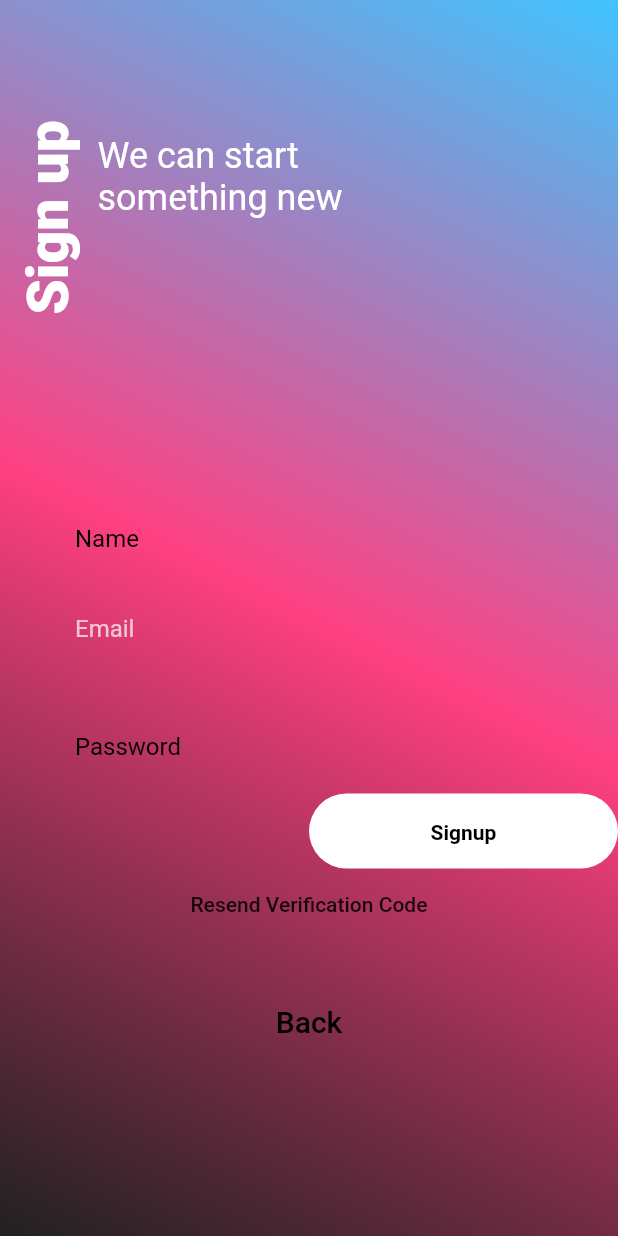
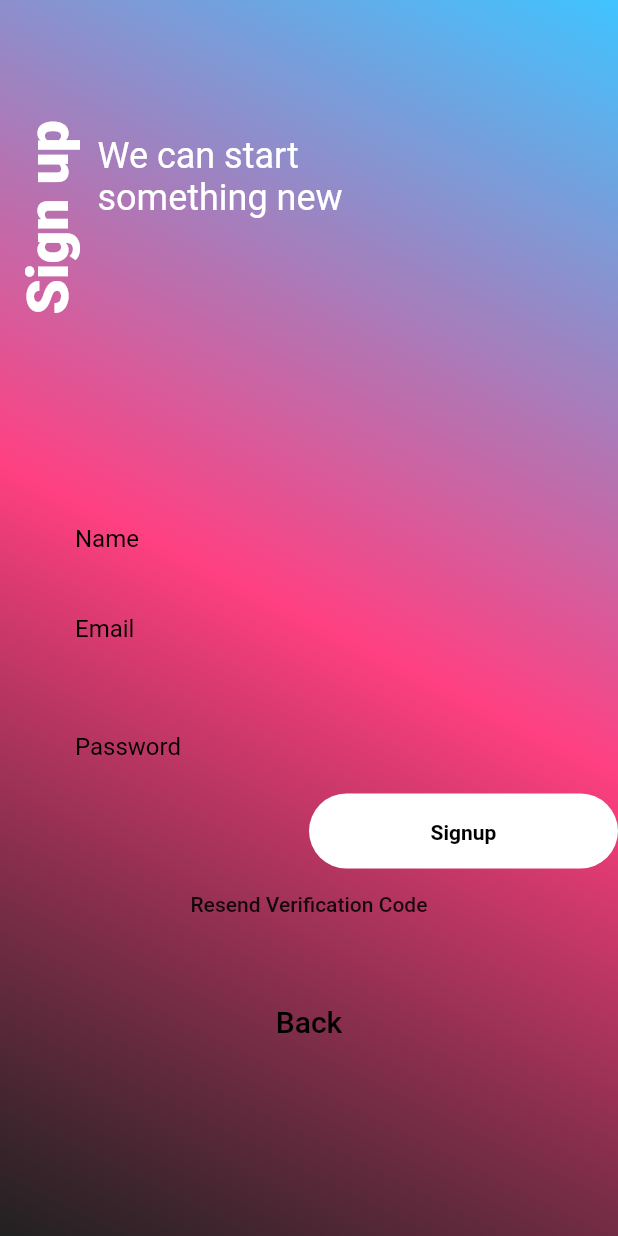
Before and after one commit to Kukupie123/sosial, a Flutter app: the screen it shows after launch, after a tap on "Login", after a tap on "Sign up", on a phone screen of 412 x 824 dp. Run offline on Flutter 3.47's test engine with Material 2 defaults, Android fonts, the light colour scheme and no system bars; our stand-ins replace cloud_firestore, firebase_auth, firebase_core, firebase_storage, image_picker, line_awesome_icons; missing offline and left inert: cloud_firestore_web, firebase_auth_web, firebase_core_web, firebase_storage_web, image_picker_for_web; accounts and stored records are empty; network calls fail.

Commit message:
minor changes

```diff
--- a/lib/Pages/Login_Signup/Login/BaseLogin.dart
+++ b/lib/Pages/Login_Signup/Login/BaseLogin.dart
@@ -5,6 +5,7 @@ import 'package:provider/provider.dart';
 import 'package:sosial/Pages/Login_Signup/Signup/NewUserPage.dart';
 import 'package:sosial/Pages/Login_Signup/global_widgets/first.dart';
 import 'package:sosial/Pages/Login_Signup/global_widgets/loginButton.dart';
+import 'package:sosial/Pages/Login_Signup/global_widgets/newEmail.dart';
 import 'package:sosial/Pages/Login_Signup/global_widgets/newName.dart';
 import 'package:sosial/Pages/Login_Signup/global_widgets/password.dart';
 import 'package:sosial/Pages/Login_Signup/global_widgets/textLogin.dart';
@@ -103,7 +104,7 @@ class _LoginUIState extends State<LoginUI> {
             VerticalText(),
             TextLogin(),
           ]),
-          NewName(
+          NewEmail(
             controller: emailController,
           ),
           PasswordInput(controller: passwordController),
--- a/lib/Pages/Login_Signup/global_widgets/newEmail.dart
+++ b/lib/Pages/Login_Signup/global_widgets/newEmail.dart
@@ -13,14 +13,15 @@ class NewEmail extends StatelessWidget {
           autocorrect: true,
           controller: controller,
           style: TextStyle(
-            color: Colors.white,
+            color: Colors.black,
           ),
+          keyboardType: TextInputType.emailAddress,
           decoration: InputDecoration(
             border: InputBorder.none,
-            fillColor: Colors.lightBlueAccent,
+            fillColor: Colors.black,
             labelText: 'Email',
             labelStyle: TextStyle(
-              color: Colors.white70,
+              color: Colors.black,
             ),
           ),
         ),
--- a/lib/Pages/Login_Signup/global_widgets/verticalText.dart
+++ b/lib/Pages/Login_Signup/global_widgets/verticalText.dart
@@ -8,7 +8,7 @@ class VerticalText extends StatelessWidget {
       child: RotatedBox(
           quarterTurns: -1,
           child: Text(
-            'KNOWN',
+            'SOSIAL',
             style: TextStyle(
                 color: Colors.black,
                 fontSize: 38,
--- a/lib/main.dart
+++ b/lib/main.dart
@@ -28,6 +28,8 @@ class MyApp extends StatelessWidget {
             create: (_) => ProviderTEMPEDIT())
       ],
       child: MaterialApp(
+        showPerformanceOverlay: false,
+        debugShowCheckedModeBanner: false,
         title: 'SOSIAL',
         theme: ThemeData(),
         home: FutureBuilder<FirebaseApp>(
```
